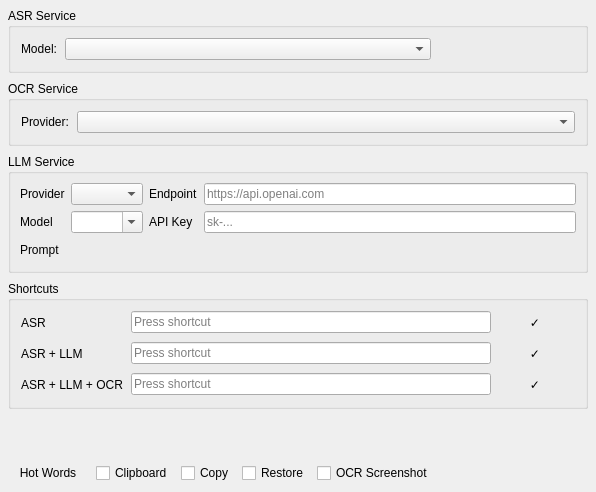
xiaodaxia-2008/TalkInput, file src/asr_setting_widget.ui: the form before one commit.
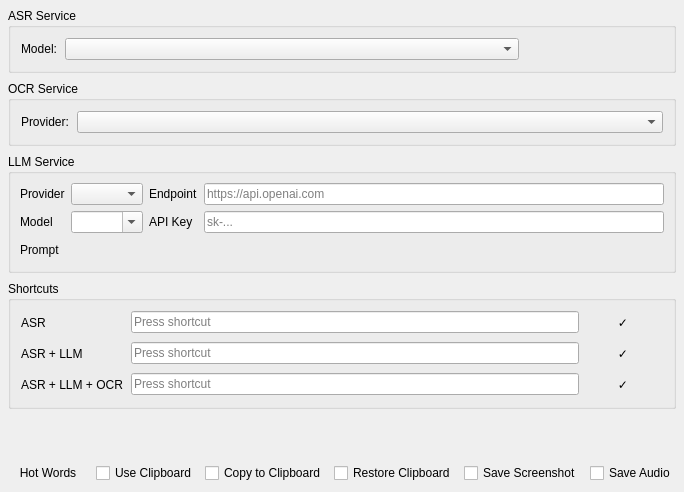
The form after the commit.

Commit message:
Add paste delay, audio saving, overlay opacity and UI text updates
- Add configurable paste delay (default 200ms) after hotkey release
- Add saveAsrAudio option with Save Audio checkbox to persist WAV
- Add overlayOpacity config (default 0.8) for voice overlay
- Expose captured audio via takeCapturedAudio() on recognizer
- Clean up hotwordsText() with std::views::join_with
- Cache appConfig() reference in executePipeline()
- Update clipboard checkboxes text to descriptive English labels
- Update zh translations for all new UI strings

The edit to the form file:
```diff
--- a/src/asr_setting_widget.ui
+++ b/src/asr_setting_widget.ui
@@ -467,7 +467,7 @@
         <string>Use clipboard to paste text</string>
        </property>
        <property name="text">
-        <string>Clipboard</string>
+        <string>Use Clipboard</string>
        </property>
       </widget>
      </item>
@@ -477,7 +477,7 @@
         <string>Copy result to clipboard</string>
        </property>
        <property name="text">
-        <string>Copy</string>
+        <string>Copy to Clipboard</string>
        </property>
       </widget>
      </item>
@@ -487,7 +487,7 @@
         <string>Restore original clipboard content after paste</string>
        </property>
        <property name="text">
-        <string>Restore</string>
+        <string>Restore Clipboard</string>
        </property>
       </widget>
      </item>
@@ -497,7 +497,17 @@
         <string>Save OCR context screenshot locally for debugging</string>
        </property>
        <property name="text">
-        <string>OCR Screenshot</string>
+        <string>Save Screenshot</string>
+       </property>
+      </widget>
+     </item>
+     <item>
+      <widget class="QCheckBox" name="saveAsrAudioCheck">
+       <property name="toolTip">
+        <string>Save recorded audio to disk for debugging</string>
+       </property>
+       <property name="text">
+        <string>Save Audio</string>
        </property>
       </widget>
      </item>
```
The commit also changes 9 other files.
